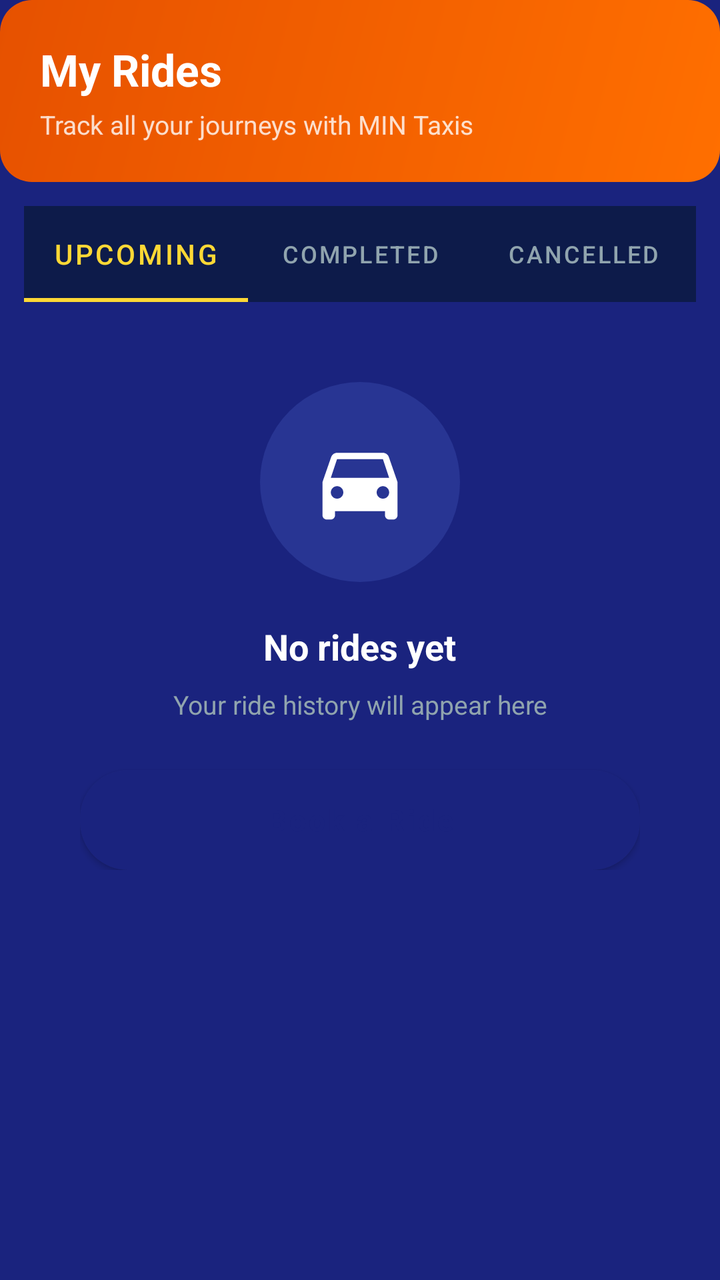
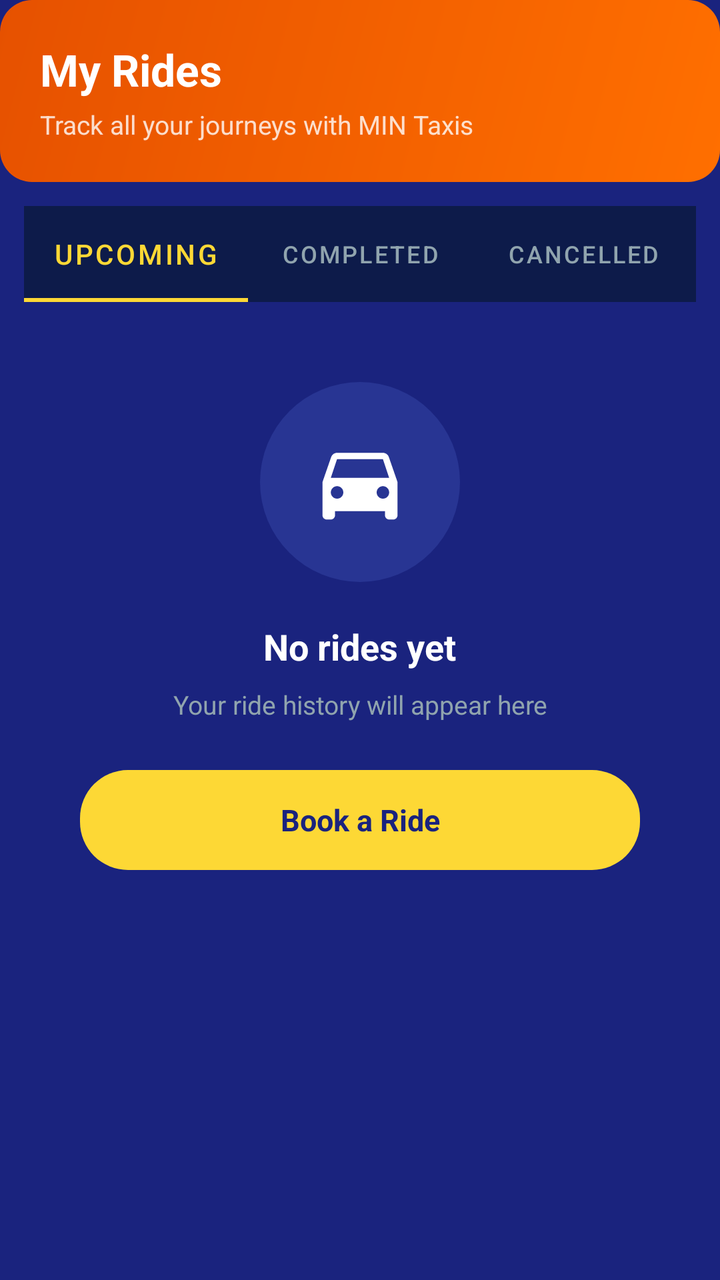

Compare the two renders of this Android layout. The source of the first and the diff that turns it into the second are given below.
<!-- AndroidManifest.xml: application theme Theme.MinTaxis -->
<!-- res/layout/fragment_rides.xml -->
<?xml version="1.0" encoding="utf-8"?>
<ScrollView 
    xmlns:android="http://schemas.android.com/apk/res/android"
    xmlns:app="http://schemas.android.com/apk/res-auto"
    android:layout_width="match_parent"
    android:layout_height="match_parent"
    android:background="@color/mintaxis_navy"
    android:fillViewport="true">

    <LinearLayout
        android:layout_width="match_parent"
        android:layout_height="wrap_content"
        android:orientation="vertical">

        
        <LinearLayout
            android:layout_width="match_parent"
            android:layout_height="wrap_content"
            android:orientation="vertical"
            android:background="@drawable/promo_orange_background"
            android:padding="20dp">

            <TextView
                android:layout_width="wrap_content"
                android:layout_height="wrap_content"
                android:text="@string/my_rides"
                android:textColor="@color/mintaxis_white"
                android:textSize="22sp"
                android:textStyle="bold" />

            <TextView
                android:layout_width="wrap_content"
                android:layout_height="wrap_content"
                android:text="Track all your journeys with MIN Taxis"
                android:textColor="#CCFFFFFF"
                android:textSize="13sp"
                android:layout_marginTop="4dp" />

        </LinearLayout>

        
        <com.google.android.material.tabs.TabLayout
            android:id="@+id/tabLayout"
            android:layout_width="match_parent"
            android:layout_height="wrap_content"
            android:background="@color/mintaxis_navy_dark"
            app:tabIndicatorColor="@color/mintaxis_yellow"
            app:tabSelectedTextColor="@color/mintaxis_yellow"
            app:tabTextColor="@color/mintaxis_text_muted"
            android:layout_marginHorizontal="12dp"
            android:layout_marginTop="12dp">

            <com.google.android.material.tabs.TabItem
                android:layout_width="wrap_content"
                android:layout_height="wrap_content"
                android:text="@string/upcoming" />

            <com.google.android.material.tabs.TabItem
                android:layout_width="wrap_content"
                android:layout_height="wrap_content"
                android:text="@string/completed" />

            <com.google.android.material.tabs.TabItem
                android:layout_width="wrap_content"
                android:layout_height="wrap_content"
                android:text="@string/cancelled" />

        </com.google.android.material.tabs.TabLayout>

        
        <LinearLayout
            android:layout_width="match_parent"
            android:layout_height="wrap_content"
            android:orientation="vertical"
            android:gravity="center"
            android:padding="40dp">

            <FrameLayout
                android:layout_width="100dp"
                android:layout_height="100dp">

                <ImageView
                    android:layout_width="match_parent"
                    android:layout_height="match_parent"
                    android:src="@drawable/car_type_circle" />

                <ImageView
                    android:layout_width="50dp"
                    android:layout_height="50dp"
                    android:src="@drawable/ic_car_white"
                    android:layout_gravity="center" />

            </FrameLayout>

            <TextView
                android:layout_width="wrap_content"
                android:layout_height="wrap_content"
                android:text="@string/no_rides_yet"
                android:textColor="@color/mintaxis_text_primary"
                android:textSize="18sp"
                android:textStyle="bold"
                android:layout_marginTop="20dp" />

            <TextView
                android:layout_width="wrap_content"
                android:layout_height="wrap_content"
                android:text="@string/ride_history_empty"
                android:textColor="@color/mintaxis_text_muted"
                android:textSize="13sp"
                android:layout_marginTop="8dp"
                android:gravity="center" />

            <Button
                android:id="@+id/bookFirstRide"
                android:layout_width="match_parent"
                android:layout_height="50dp"
                android:background="@drawable/premium_button_background"
                android:backgroundTint="@null"
                android:text="@string/book_a_ride"
                android:textColor="@color/mintaxis_navy"
                android:textSize="15sp"
                android:textStyle="bold"
                android:textAllCaps="false"
                android:layout_marginTop="24dp" />

        </LinearLayout>

    </LinearLayout>
</ScrollView>
<!-- resources referenced by this layout -->
<resources>
  <color name="mintaxis_navy">#1A237E</color>
  <color name="mintaxis_navy_dark">#0D1B4A</color>
  <color name="mintaxis_text_muted">#90A4AE</color>
  <color name="mintaxis_text_primary">#FFFFFF</color>
  <color name="mintaxis_white">#FFFFFF</color>
  <color name="mintaxis_yellow">#FDD835</color>
  <!-- drawable car_type_circle (drawable) -->
  <?xml version="1.0" encoding="utf-8"?>
  <shape xmlns:android="http://schemas.android.com/apk/res/android"
      android:shape="oval">
      <solid android:color="#283593" />
  </shape>
  <!-- drawable ic_car_white (drawable) -->
  <?xml version="1.0" encoding="utf-8"?>
  <vector xmlns:android="http://schemas.android.com/apk/res/android"
      android:width="36dp"
      android:height="36dp"
      android:viewportWidth="24"
      android:viewportHeight="24">
      <path
          android:fillColor="#FFFFFF"
          android:pathData="M18.92,6.01C18.72,5.42 18.16,5 17.5,5h-11c-0.66,0 -1.21,0.42 -1.42,1.01L3,12v8c0,0.55 0.45,1 1,1h1c0.55,0 1,-0.45 1,-1v-1h12v1c0,0.55 0.45,1 1,1h1c0.55,0 1,-0.45 1,-1v-8l-2.08,-5.99zM6.5,16c-0.83,0 -1.5,-0.67 -1.5,-1.5S5.67,13 6.5,13s1.5,0.67 1.5,1.5S7.33,16 6.5,16zM17.5,16c-0.83,0 -1.5,-0.67 -1.5,-1.5s0.67,-1.5 1.5,-1.5 1.5,0.67 1.5,1.5 -0.67,1.5 -1.5,1.5zM5,11l1.5,-4.5h11L19,11H5z"/>
  </vector>
  <!-- drawable premium_button_background (drawable) -->
  <?xml version="1.0" encoding="utf-8"?>
  <shape xmlns:android="http://schemas.android.com/apk/res/android"
      android:shape="rectangle">
      <gradient
          android:startColor="#FDD835"
          android:endColor="#FF9800"
          android:angle="135" />
      <corners android:radius="24dp" />
  </shape>
  <!-- drawable promo_orange_background (drawable) -->
  <?xml version="1.0" encoding="utf-8"?>
  <shape xmlns:android="http://schemas.android.com/apk/res/android"
      android:shape="rectangle">
      <gradient
          android:startColor="#FF6F00"
          android:endColor="#E65100"
          android:angle="135" />
      <corners android:radius="16dp" />
  </shape>
  <string name="book_a_ride">Book a Ride</string>
  <string name="cancelled">Cancelled</string>
  <string name="completed">Completed</string>
  <string name="my_rides">My Rides</string>
  <string name="no_rides_yet">No rides yet</string>
  <string name="ride_history_empty">Your ride history will appear here</string>
  <string name="upcoming">Upcoming</string>
  <style name="Theme.MinTaxis" parent="Theme.MaterialComponents.DayNight.NoActionBar">
          
          <item name="colorPrimary">@color/mintaxis_navy</item>
          <item name="colorPrimaryDark">@color/mintaxis_navy_dark</item>
          <item name="colorAccent">@color/mintaxis_yellow</item>
          
          
          <item name="android:windowBackground">@color/mintaxis_background</item>
          <item name="android:statusBarColor">@color/mintaxis_navy_dark</item>
          <item name="android:navigationBarColor">@color/mintaxis_navy_dark</item>
          
          
          <item name="android:textColorPrimary">@color/mintaxis_text_primary</item>
          <item name="android:textColorSecondary">@color/mintaxis_text_secondary</item>
          
          
          <item name="colorButtonNormal">@color/mintaxis_yellow</item>
          <item name="colorControlNormal">@color/mintaxis_text_secondary</item>
          <item name="colorControlActivated">@color/mintaxis_yellow</item>
      </style>
  <color name="mintaxis_background">#1A237E</color>
  <color name="mintaxis_text_secondary">#CFD8DC</color>
</resources>

<!-- the commit's change to res/layout/fragment_rides.xml (unified diff, before → after) -->
@@ -110,17 +110,18 @@
                 android:layout_marginTop="8dp"
                 android:gravity="center" />
 
-            <Button
+            <TextView
                 android:id="@+id/bookFirstRide"
                 android:layout_width="match_parent"
                 android:layout_height="50dp"
-                android:background="@drawable/premium_button_background"
-                android:backgroundTint="@null"
+                android:background="@drawable/simple_button_background"
                 android:text="@string/book_a_ride"
                 android:textColor="@color/mintaxis_navy"
                 android:textSize="15sp"
                 android:textStyle="bold"
-                android:textAllCaps="false"
+                android:gravity="center"
+                android:clickable="true"
+                android:focusable="true"
                 android:layout_marginTop="24dp" />
 
         </LinearLayout>
<!-- resource entries referenced after the edit -->
@@ -23,16 +23,6 @@
           android:fillColor="#FFFFFF"
           android:pathData="M18.92,6.01C18.72,5.42 18.16,5 17.5,5h-11c-0.66,0 -1.21,0.42 -1.42,1.01L3,12v8c0,0.55 0.45,1 1,1h1c0.55,0 1,-0.45 1,-1v-1h12v1c0,0.55 0.45,1 1,1h1c0.55,0 1,-0.45 1,-1v-8l-2.08,-5.99zM6.5,16c-0.83,0 -1.5,-0.67 -1.5,-1.5S5.67,13 6.5,13s1.5,0.67 1.5,1.5S7.33,16 6.5,16zM17.5,16c-0.83,0 -1.5,-0.67 -1.5,-1.5s0.67,-1.5 1.5,-1.5 1.5,0.67 1.5,1.5 -0.67,1.5 -1.5,1.5zM5,11l1.5,-4.5h11L19,11H5z"/>
   </vector>
-  <!-- drawable premium_button_background (drawable) -->
-  <?xml version="1.0" encoding="utf-8"?>
-  <shape xmlns:android="http://schemas.android.com/apk/res/android"
-      android:shape="rectangle">
-      <gradient
-          android:startColor="#FDD835"
-          android:endColor="#FF9800"
-          android:angle="135" />
-      <corners android:radius="24dp" />
-  </shape>
   <!-- drawable promo_orange_background (drawable) -->
   <?xml version="1.0" encoding="utf-8"?>
   <shape xmlns:android="http://schemas.android.com/apk/res/android"
@@ -42,6 +32,13 @@
           android:endColor="#E65100"
           android:angle="135" />
       <corners android:radius="16dp" />
+  </shape>
+  <!-- drawable simple_button_background (drawable) -->
+  <?xml version="1.0" encoding="utf-8"?>
+  <shape xmlns:android="http://schemas.android.com/apk/res/android"
+      android:shape="rectangle">
+      <solid android:color="#FDD835" />
+      <corners android:radius="24dp" />
   </shape>
   <string name="book_a_ride">Book a Ride</string>
   <string name="cancelled">Cancelled</string>
